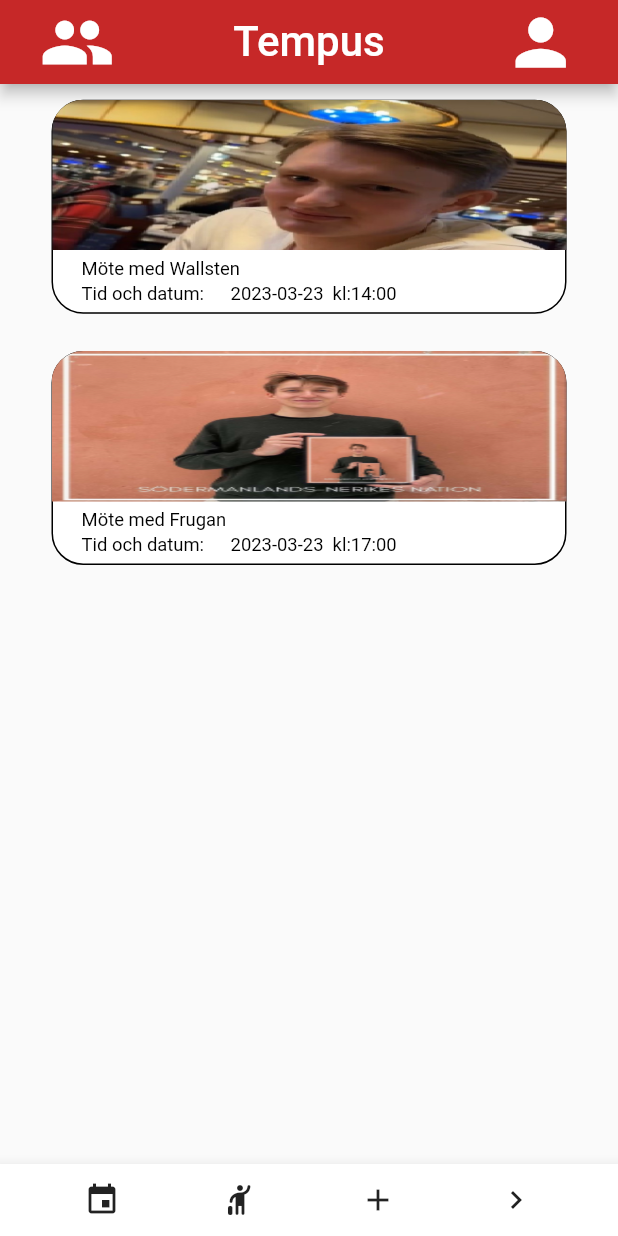
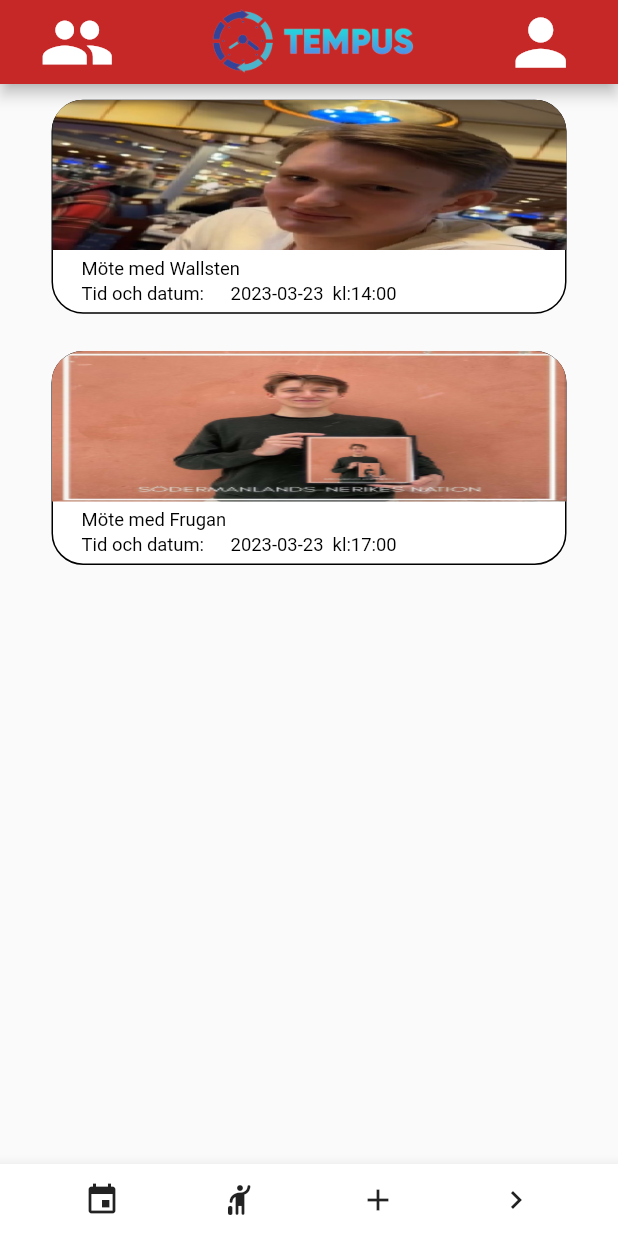
Before and after one commit to hjalmardahlberg/Cerium, a Flutter app: the screen it shows once a user with an empty profile is signed in, after a tap on the "hail" icon, on a phone screen of 412 x 824 dp. Run offline on Flutter 3.47's test engine with Material 2 defaults, Android fonts, the light colour scheme and no system bars; our stand-ins replace firebase_auth, firebase_core, font_awesome_flutter, google_sign_in, googleapis_auth, jwt_decoder; missing offline and left inert: googleapis; accounts and stored records are empty.

Commit message:
added logo image asset

```diff
--- a/lib/Homepage.dart
+++ b/lib/Homepage.dart
@@ -86,7 +86,11 @@ class _MyHomePageState extends State<MyHomePage> {
           Expanded(
             flex: 2,
             child: Center(
-              child: Text(widget.title, style: const TextStyle(fontSize: 28)),
+              child: Image.asset("images/tempus_logo_tansp_horizontal.png",
+              height: 160,
+              width: 160,
+              ),
+              //child: Text(widget.title, style: const TextStyle(fontSize: 28)),
             ),
           ),
           Expanded(
@@ -148,6 +152,10 @@ class _MyHomePageState extends State<MyHomePage> {
                 final start = DateTime(2023, 4, 1);
                 final end = DateTime(2023, 4, 7);
                 final events = await provider.getCalendarEventsInterval(start, end);
+
+                print("BODY:");
+                print(events);
+                print("");
                 for (Event event in events) {
                   //print('Event ID: ${event.id}');
                   print('Event summary: ${event.summary}');
--- a/lib/googleSignIn.dart
+++ b/lib/googleSignIn.dart
@@ -12,7 +12,11 @@ class SignUpWidget extends StatelessWidget {
       mainAxisAlignment: MainAxisAlignment.center,
       children: [
         Spacer(),
-        FlutterLogo(size: 120),
+        Image.asset(
+          'images/tempus_logo_tansp.png',
+          width: 300,
+          height: 300,
+        ),
         Spacer(),
         Align(
           alignment: Alignment.centerLeft,
--- a/pubspec.yaml
+++ b/pubspec.yaml
@@ -82,6 +82,8 @@ flutter:
   assets:
     - images/
     - images/wallsten.jpg
+    - images/tempus_logo_tansp.png
+    - images/tempus_logo_tansp_horizontal.png
 
   # An image asset can refer to one or more resolution-specific "variants", see
   # https://flutter.dev/assets-and-images/#resolution-aware
```
Also changed, not shown: images/tempus_logo_tansp.png (added), images/tempus_logo_tansp_horizontal.png (added).
